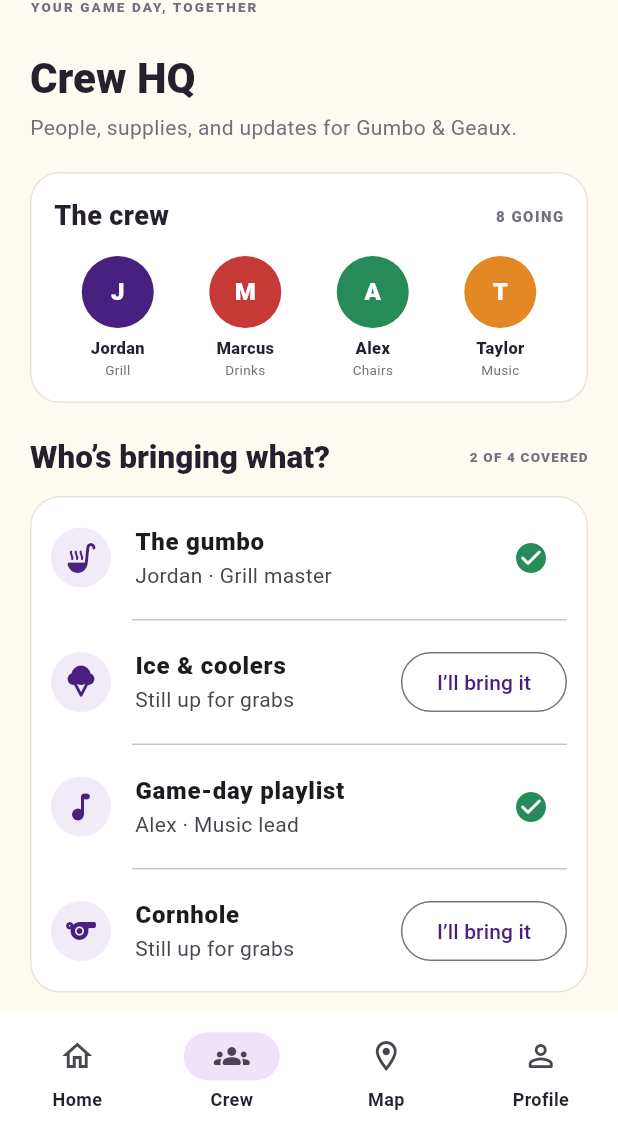
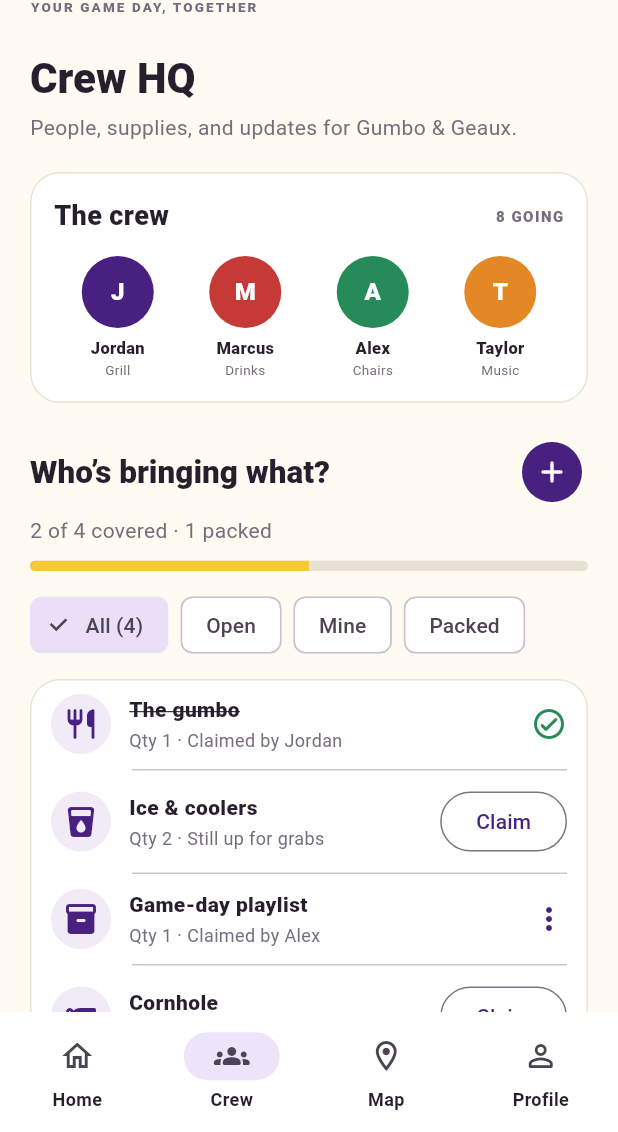
Before and after one commit to tylerlallande/Project-5, a Flutter app: the screen it shows after launch, swiped to page 2, on a phone screen of 412 x 824 dp, the part 104-1236 px from its top. Run offline on Flutter 3.47's test engine with Material 3 defaults, Android fonts, the phone set to English and light mode, and no system bars; Roboto replaces fonts that are missing (Arial).

Commit message:
Add bring-list and item claiming

```diff
--- /dev/null
+++ b/lib/features/bring_list/bring_item.dart
@@ -0,0 +1,47 @@
+import 'package:flutter/material.dart';
+
+enum BringItemCategory {
+  food('Food', Icons.restaurant_rounded),
+  drinks('Drinks', Icons.local_drink_rounded),
+  gear('Gear', Icons.handyman_rounded),
+  games('Games', Icons.sports_rounded),
+  other('Other', Icons.inventory_2_rounded);
+
+  const BringItemCategory(this.label, this.icon);
+
+  final String label;
+  final IconData icon;
+}
+
+class BringItem {
+  const BringItem({
+    required this.id,
+    required this.name,
+    required this.quantity,
+    required this.category,
+    this.claimedBy,
+    this.isPacked = false,
+  });
+
+  final String id;
+  final String name;
+  final int quantity;
+  final BringItemCategory category;
+  final String? claimedBy;
+  final bool isPacked;
+
+  BringItem copyWith({
+    String? claimedBy,
+    bool clearClaim = false,
+    bool? isPacked,
+  }) {
+    return BringItem(
+      id: id,
+      name: name,
+      quantity: quantity,
+      category: category,
+      claimedBy: clearClaim ? null : claimedBy ?? this.claimedBy,
+      isPacked: isPacked ?? this.isPacked,
+    );
+  }
+}
--- /dev/null
+++ b/lib/features/bring_list/bring_list_section.dart
@@ -0,0 +1,375 @@
+import 'package:flutter/material.dart';
+
+import '../../theme/app_theme.dart';
+import 'bring_item.dart';
+
+enum BringListFilter { all, open, mine, packed }
+
+class BringListSection extends StatefulWidget {
+  const BringListSection({super.key, this.currentUser = 'Alex'});
+
+  final String currentUser;
+
+  @override
+  State<BringListSection> createState() => _BringListSectionState();
+}
+
+class _BringListSectionState extends State<BringListSection> {
+  BringListFilter _filter = BringListFilter.all;
+  int _nextId = 5;
+  final List<BringItem> _items = [
+    const BringItem(
+      id: '1',
+      name: 'The gumbo',
+      quantity: 1,
+      category: BringItemCategory.food,
+      claimedBy: 'Jordan',
+      isPacked: true,
+    ),
+    const BringItem(
+      id: '2',
+      name: 'Ice & coolers',
+      quantity: 2,
+      category: BringItemCategory.drinks,
+    ),
+    const BringItem(
+      id: '3',
+      name: 'Game-day playlist',
+      quantity: 1,
+      category: BringItemCategory.other,
+      claimedBy: 'Alex',
+    ),
+    const BringItem(
+      id: '4',
+      name: 'Cornhole',
+      quantity: 1,
+      category: BringItemCategory.games,
+    ),
+  ];
+
+  List<BringItem> get _visibleItems => switch (_filter) {
+    BringListFilter.all => _items,
+    BringListFilter.open =>
+      _items.where((item) => item.claimedBy == null).toList(),
+    BringListFilter.mine =>
+      _items.where((item) => item.claimedBy == widget.currentUser).toList(),
+    BringListFilter.packed => _items.where((item) => item.isPacked).toList(),
+  };
+
+  int get _coveredCount =>
+      _items.where((item) => item.claimedBy != null).length;
+  int get _packedCount => _items.where((item) => item.isPacked).length;
+
+  @override
+  Widget build(BuildContext context) {
+    final visibleItems = _visibleItems;
+
+    return Column(
+      key: const Key('bring-list-section'),
+      crossAxisAlignment: CrossAxisAlignment.start,
+      children: [
+        Row(
+          children: [
+            Expanded(
+              child: Text(
+                'Who’s bringing what?',
+                style: Theme.of(context).textTheme.headlineSmall,
+              ),
+            ),
+            IconButton.filled(
+              key: const Key('add-bring-item'),
+              tooltip: 'Add an item',
+              onPressed: _showAddItemDialog,
+              icon: const Icon(Icons.add_rounded),
+            ),
+          ],
+        ),
+        const SizedBox(height: 5),
+        Text(
+          '$_coveredCount of ${_items.length} covered · $_packedCount packed',
+          style: const TextStyle(color: AppColors.muted),
+        ),
+        const SizedBox(height: 10),
+        ClipRRect(
+          borderRadius: BorderRadius.circular(8),
+          child: LinearProgressIndicator(
+            minHeight: 7,
+            value: _items.isEmpty ? 0 : _coveredCount / _items.length,
+            backgroundColor: const Color(0xFFE8E0D3),
+            color: AppColors.gold,
+          ),
+        ),
+        const SizedBox(height: 12),
+        SingleChildScrollView(
+          scrollDirection: Axis.horizontal,
+          child: Row(
+            children: BringListFilter.values.map((filter) {
+              return Padding(
+                padding: const EdgeInsets.only(right: 8),
+                child: ChoiceChip(
+                  key: Key('bring-filter-${filter.name}'),
+                  label: Text(_filterLabel(filter)),
+                  selected: _filter == filter,
+                  onSelected: (_) => setState(() => _filter = filter),
+                ),
+              );
+            }).toList(),
+          ),
+        ),
+        const SizedBox(height: 12),
+        if (visibleItems.isEmpty)
+          _EmptyFilter(filter: _filter)
+        else
+          Card(
+            child: Column(
+              children: List.generate(visibleItems.length, (index) {
+                final item = visibleItems[index];
+                return Column(
+                  children: [
+                    _BringItemTile(
+                      item: item,
+                      isMine: item.claimedBy == widget.currentUser,
+                      onClaim: () => _claim(item),
+                      onUnclaim: () => _unclaim(item),
+                      onPackedChanged: (value) => _setPacked(item, value),
+                    ),
+                    if (index != visibleItems.length - 1)
+                      const Divider(height: 1, indent: 68, endIndent: 14),
+                  ],
+                );
+              }),
+            ),
+          ),
+      ],
+    );
+  }
+
+  String _filterLabel(BringListFilter filter) => switch (filter) {
+    BringListFilter.all => 'All (${_items.length})',
+    BringListFilter.open => 'Open',
+    BringListFilter.mine => 'Mine',
+    BringListFilter.packed => 'Packed',
+  };
+
+  void _claim(BringItem item) {
+    _replace(item, item.copyWith(claimedBy: widget.currentUser));
+  }
+
+  void _unclaim(BringItem item) {
+    _replace(item, item.copyWith(clearClaim: true, isPacked: false));
+  }
+
+  void _setPacked(BringItem item, bool value) {
+    _replace(item, item.copyWith(isPacked: value));
+  }
+
+  void _replace(BringItem oldItem, BringItem newItem) {
+    setState(
+      () =>
+          _items[_items.indexWhere((item) => item.id == oldItem.id)] = newItem,
+    );
+  }
+
+  Future<void> _showAddItemDialog() async {
+    var name = '';
+    var quantityText = '1';
+    var category = BringItemCategory.food;
+
+    final item = await showDialog<BringItem>(
+      context: context,
+      builder: (context) => StatefulBuilder(
+        builder: (context, setDialogState) => AlertDialog(
+          title: const Text('Add to the bring-list'),
+          content: Column(
+            mainAxisSize: MainAxisSize.min,
+            children: [
+              TextField(
+                key: const Key('new-item-name'),
+                autofocus: true,
+                textCapitalization: TextCapitalization.sentences,
+                decoration: const InputDecoration(labelText: 'Item name'),
+                onChanged: (value) => name = value,
+              ),
+              const SizedBox(height: 12),
+              Row(
+                children: [
+                  Expanded(
+                    child: TextFormField(
+                      key: const Key('new-item-quantity'),
+                      initialValue: quantityText,
+                      keyboardType: TextInputType.number,
+                      decoration: const InputDecoration(labelText: 'Quantity'),
+                      onChanged: (value) => quantityText = value,
+                    ),
+                  ),
+                  const SizedBox(width: 12),
+                  Expanded(
+                    child: DropdownButtonFormField<BringItemCategory>(
+                      initialValue: category,
+                      decoration: const InputDecoration(labelText: 'Category'),
+                      items: BringItemCategory.values
+                          .map(
+                            (value) => DropdownMenuItem(
+                              value: value,
+                              child: Text(value.label),
+                            ),
+                          )
+                          .toList(),
+                      onChanged: (value) {
+                        if (value != null) {
+                          setDialogState(() => category = value);
+                        }
+                      },
+                    ),
+                  ),
+                ],
+              ),
+            ],
+          ),
+          actions: [
+            TextButton(
+              onPressed: () => Navigator.pop(context),
+              child: const Text('Cancel'),
+            ),
+            FilledButton(
+              key: const Key('save-bring-item'),
+              onPressed: () {
+                final cleanName = name.trim();
+                final quantity = int.tryParse(quantityText.trim()) ?? 0;
+                if (cleanName.isEmpty || quantity < 1) return;
+                Navigator.pop(
+                  context,
+                  BringItem(
+                    id: (_nextId++).toString(),
+                    name: cleanName,
+                    quantity: quantity,
+                    category: category,
+                  ),
+                );
+              },
+              child: const Text('Add item'),
+            ),
+          ],
+        ),
+      ),
+    );
+
+    if (item != null && mounted) setState(() => _items.add(item));
+  }
+}
+
+class _BringItemTile extends StatelessWidget {
+  const _BringItemTile({
+    required this.item,
+    required this.isMine,
+    required this.onClaim,
+    required this.onUnclaim,
+    required this.onPackedChanged,
+  });
+
+  final BringItem item;
+  final bool isMine;
+  final VoidCallback onClaim;
+  final VoidCallback onUnclaim;
+  final ValueChanged<bool> onPackedChanged;
+
+  @override
+  Widget build(BuildContext context) {
+    final isClaimed = item.claimedBy != null;
+    return Padding(
+      key: Key('bring-item-${item.id}'),
+      padding: const EdgeInsets.symmetric(horizontal: 14, vertical: 10),
+      child: Row(
+        children: [
+          CircleAvatar(
+            backgroundColor: const Color(0xFFF1EBF8),
+            foregroundColor: AppColors.purple,
+            child: Icon(item.category.icon),
+          ),
+          const SizedBox(width: 12),
+          Expanded(
+            child: Column(
+              crossAxisAlignment: CrossAxisAlignment.start,
+              children: [
+                Text(
+                  item.name,
+                  style: TextStyle(
+                    fontWeight: FontWeight.w800,
+                    decoration: item.isPacked
+                        ? TextDecoration.lineThrough
+                        : null,
+                  ),
+                ),
+                const SizedBox(height: 2),
+                Text(
+                  'Qty ${item.quantity} · ${isClaimed ? 'Claimed by ${item.claimedBy}' : 'Still up for grabs'}',
+                  style: const TextStyle(fontSize: 12, color: AppColors.muted),
+                ),
+              ],
+            ),
+          ),
+          const SizedBox(width: 8),
+          if (!isClaimed)
+            OutlinedButton(
+              key: Key('claim-${item.id}'),
+              onPressed: onClaim,
+              child: const Text('Claim'),
+            )
+          else if (isMine)
+            PopupMenuButton<String>(
+              tooltip: 'Item actions',
+              onSelected: (action) {
+                if (action == 'packed') onPackedChanged(!item.isPacked);
+                if (action == 'unclaim') onUnclaim();
+              },
+              itemBuilder: (context) => [
+                PopupMenuItem(
+                  value: 'packed',
+                  child: Text(item.isPacked ? 'Mark unpacked' : 'Mark packed'),
+                ),
+                const PopupMenuItem(
+                  value: 'unclaim',
+                  child: Text('Unclaim item'),
+                ),
+              ],
+              child: Icon(
+                item.isPacked
+                    ? Icons.check_circle_rounded
+                    : Icons.more_vert_rounded,
+                color: item.isPacked ? AppColors.success : AppColors.purple,
+              ),
+            )
+          else
+            const Icon(
+              Icons.check_circle_outline_rounded,
+              color: AppColors.success,
+            ),
+        ],
+      ),
+    );
+  }
+}
+
+class _EmptyFilter extends StatelessWidget {
+  const _EmptyFilter({required this.filter});
+
+  final BringListFilter filter;
+
+  @override
+  Widget build(BuildContext context) => Card(
+    child: Padding(
+      padding: const EdgeInsets.all(24),
+      child: Center(
+        child: Text(
+          filter == BringListFilter.open
+              ? 'Everything is covered!'
+              : 'No items match this filter.',
+          style: const TextStyle(
+            color: AppColors.muted,
+            fontWeight: FontWeight.w700,
+          ),
+        ),
+      ),
+    ),
+  );
+}
--- a/lib/screens/crew_screen.dart
+++ b/lib/screens/crew_screen.dart
@@ -1,5 +1,6 @@
 import 'package:flutter/material.dart';
 
+import '../features/bring_list/bring_list_section.dart';
 import '../theme/app_theme.dart';
 import '../widgets/app_header.dart';
 
@@ -11,15 +12,6 @@ class CrewScreen extends StatefulWidget {
 }
 
 class _CrewScreenState extends State<CrewScreen> {
-  final Set<int> _claimed = {0, 2};
-
-  static const _items = [
-    (Icons.soup_kitchen_rounded, 'The gumbo', 'Jordan', 'Grill master'),
-    (Icons.icecream_rounded, 'Ice & coolers', null, 'Still up for grabs'),
-    (Icons.music_note_rounded, 'Game-day playlist', 'Alex', 'Music lead'),
-    (Icons.sports_rounded, 'Cornhole', null, 'Still up for grabs'),
-  ];
-
   @override
   Widget build(BuildContext context) {
     return ListView(
@@ -43,58 +35,7 @@ class _CrewScreenState extends State<CrewScreen> {
         const SizedBox(height: 20),
         _buildCrewCard(),
         const SizedBox(height: 22),
-        _sectionHeader(
-          'Who’s bringing what?',
-          '${_claimed.length} of ${_items.length} covered',
-        ),
-        const SizedBox(height: 12),
-        Card(
-          child: Column(
-            children: List.generate(_items.length, (index) {
-              final item = _items[index];
-              final claimed = _claimed.contains(index);
-              return Column(
-                children: [
-                  ListTile(
-                    contentPadding: const EdgeInsets.symmetric(
-                      horizontal: 14,
-                      vertical: 5,
-                    ),
-                    leading: CircleAvatar(
-                      backgroundColor: const Color(0xFFF1EBF8),
-                      foregroundColor: AppColors.purple,
-                      child: Icon(item.$1),
-                    ),
-                    title: Text(
-                      item.$2,
-                      style: const TextStyle(fontWeight: FontWeight.w800),
-                    ),
-                    subtitle: Text(
-                      claimed ? '${item.$3} · ${item.$4}' : item.$4,
-                    ),
-                    trailing: claimed
-                        ? IconButton(
-                            onPressed: () =>
-                                setState(() => _claimed.remove(index)),
-                            icon: const Icon(
-                              Icons.check_circle_rounded,
-                              color: AppColors.success,
-                            ),
-                            tooltip: 'Unclaim item',
-                          )
-                        : OutlinedButton(
-                            onPressed: () =>
-                                setState(() => _claimed.add(index)),
-                            child: const Text('I’ll bring it'),
-                          ),
-                  ),
-                  if (index != _items.length - 1)
-                    const Divider(height: 1, indent: 68, endIndent: 14),
-                ],
-              );
-            }),
-          ),
-        ),
+        const BringListSection(),
         const SizedBox(height: 22),
         _sectionHeader('Game-day updates', '2 new'),
         const SizedBox(height: 12),
```
Also changed, not shown: 1 other file.
